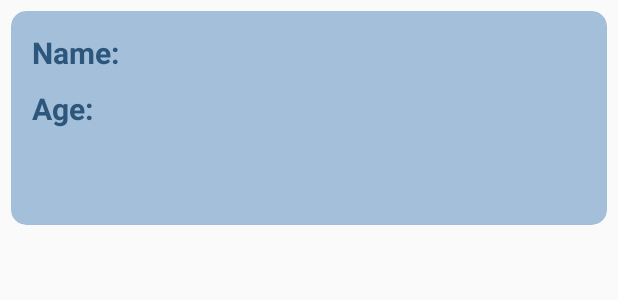
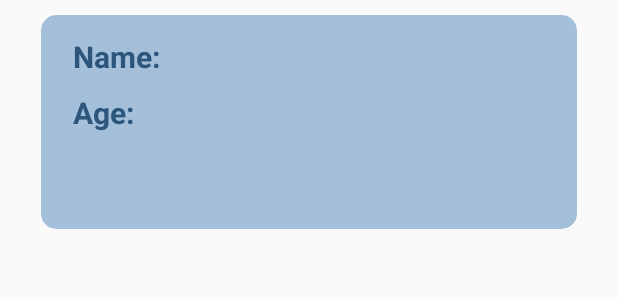
Before and after one commit to eduVieiraAF/FirebasePractice, an Android app: the layout item.xml on its own in the app's theme, with its tools: preview values and no code run, on a phone screen of 412 x 824 dp. Shown: the top 300 px of the screen. Run offline under Robolectric (Android 15) with nearby library versions, the phone set to English and light mode, and no system bars.

Commit message:
RecyclerView
A little trimming and now the RecyclerView works fine.

```diff
--- a/app/src/main/java/com/example/firebasepractice/User.kt
+++ b/app/src/main/java/com/example/firebasepractice/User.kt
@@ -1,6 +1,6 @@
 package com.example.firebasepractice
 
-data class User(
+class User(
     val fullName: String? = null,
     val age: String? = null,
     val userName: String? = null)
--- a/app/src/main/java/com/example/firebasepractice/UserList.kt
+++ b/app/src/main/java/com/example/firebasepractice/UserList.kt
@@ -29,7 +29,7 @@ class UserList : AppCompatActivity() {
 
     private fun getUserData() {
 
-        dbRef = FirebaseDatabase.getInstance().getReference("User")
+        dbRef = FirebaseDatabase.getInstance().getReference("Users")
 
         dbRef.addValueEventListener(object : ValueEventListener{
 
--- a/app/src/main/res/layout/activity_read_data.xml
+++ b/app/src/main/res/layout/activity_read_data.xml
@@ -183,9 +183,9 @@
 
     <Button
         android:id="@+id/btn_list"
-        android:layout_width="wrap_content"
+        android:layout_width="160dp"
         android:layout_height="24dp"
-        android:text="  peek users list  "
+        android:text="peek users list"
         android:textSize="14sp"
         android:textColor="@color/blissful_blue"
         tools:ignore="HardcodedText"
--- a/app/src/main/res/layout/activity_user_list.xml
+++ b/app/src/main/res/layout/activity_user_list.xml
@@ -10,6 +10,7 @@
         android:id="@+id/RV_userList"
         android:layout_width="match_parent"
         android:layout_height="wrap_content"
+        tools:listitem="@layout/item"
         app:layout_constraintEnd_toEndOf="parent"
         app:layout_constraintStart_toStartOf="parent"
         app:layout_constraintTop_toTopOf="parent"/>
--- a/app/src/main/res/layout/item.xml
+++ b/app/src/main/res/layout/item.xml
@@ -5,7 +5,9 @@
     android:layout_height="wrap_content"
     xmlns:app="http://schemas.android.com/apk/res-auto"
     app:cardCornerRadius="10dp"
-    android:layout_margin="7dp"
+    android:layout_marginTop="10dp"
+    android:layout_marginEnd="27dp"
+    android:layout_marginStart="27dp"
     app:cardBackgroundColor="@color/blissful_blue">
 
     <androidx.constraintlayout.widget.ConstraintLayout
@@ -21,6 +23,7 @@
             android:textSize="20sp"
             android:textColor="@color/prussian_blue"
             android:textStyle="bold"
+            android:layout_marginStart="7dp"
             tools:ignore="HardcodedText"
             app:layout_constraintTop_toTopOf="parent"
             app:layout_constraintStart_toStartOf="parent"/>
@@ -46,6 +49,7 @@
             android:textSize="20sp"
             android:textColor="@color/prussian_blue"
             android:textStyle="bold"
+            android:layout_marginStart="7dp"
             tools:ignore="HardcodedText"
             android:layout_marginTop="10dp"
             app:layout_constraintTop_toBottomOf="@id/TV_nameTxt"
```
